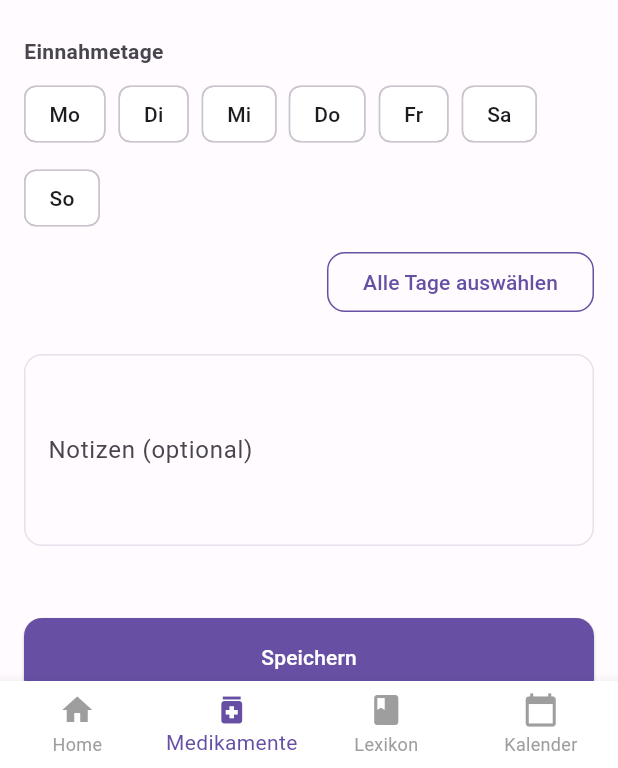
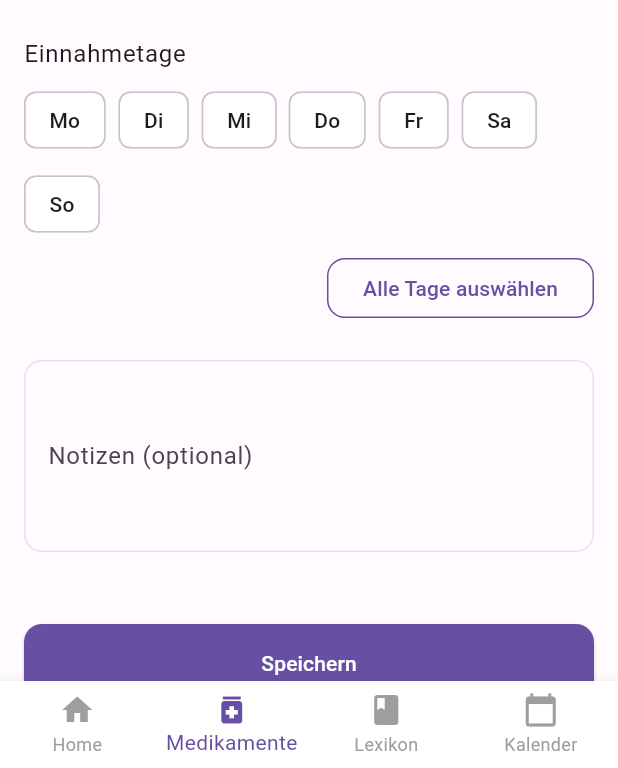
Before and after one commit to Otti02/pillpilot, a Flutter app: the MedicationsPage screen opened by its route, after a tap on the "add" icon, on a phone screen of 412 x 824 dp, the part 468-1236 px from its top. Run offline on Flutter 3.47's test engine with Material 3 defaults, Android fonts, the phone set to English and light mode, and no system bars; our stand-ins replace flutter_bloc, flutter_local_notifications, go_router, hive_flutter, timezone; accounts and stored records are empty.

Commit message:
avoid using hardcoded colors and font sizes

```diff
--- a/pillpilot/lib/pages/home_page.dart
+++ b/pillpilot/lib/pages/home_page.dart
@@ -238,7 +238,7 @@ class _HomePageState extends State<HomePage> {
                     padding: const EdgeInsets.all(AppTheme.defaultPadding),
                     child: Text(
                       state.error!,
-                      style: const TextStyle(color: Colors.red),
+                      style: TextStyle(color: AppTheme.red),
                     ),
                   ),
               ],
--- a/pillpilot/lib/pages/medication_edit_page.dart
+++ b/pillpilot/lib/pages/medication_edit_page.dart
@@ -103,7 +103,7 @@ class _MedicationEditPageState extends State<MedicationEditPage> {
 
   void _showError(String message) {
     ScaffoldMessenger.of(context).showSnackBar(
-      SnackBar(content: Text(message), backgroundColor: Colors.red),
+      SnackBar(content: Text(message), backgroundColor: AppTheme.red),
     );
   }
 
@@ -149,7 +149,7 @@ class _MedicationEditPageState extends State<MedicationEditPage> {
     return Column(
       crossAxisAlignment: CrossAxisAlignment.start,
       children: [
-        const Text('Einnahmetage', style: TextStyle(fontWeight: FontWeight.bold)),
+        Text('Einnahmetage', style: Theme.of(context).textTheme.bodyLarge),
         const SizedBox(height: AppTheme.smallPadding),
         Wrap(
           spacing: AppTheme.smallPadding,
@@ -169,8 +169,8 @@ class _MedicationEditPageState extends State<MedicationEditPage> {
                 });
               },
               selectedColor: AppTheme.primaryColor,
-              checkmarkColor: Colors.white,
-              labelStyle: TextStyle(color: isSelected ? Colors.white : AppTheme.primaryTextColor),
+              checkmarkColor: AppTheme.white,
+              labelStyle: TextStyle(color: isSelected ? AppTheme.white : AppTheme.primaryTextColor),
             );
           }).toList(),
         ),
@@ -186,7 +186,7 @@ class _MedicationEditPageState extends State<MedicationEditPage> {
       backgroundColor: AppTheme.backgroundColor,
       appBar: AppBar(
         title: Text(isEditing ? AppStrings.medikamentBearbeiten : AppStrings.neuesMedikament),
-        backgroundColor: Colors.transparent,
+        backgroundColor: AppTheme.transparent,
         elevation: 0,
       ),
       body: _isLoading
--- a/pillpilot/lib/pages/medications_page.dart
+++ b/pillpilot/lib/pages/medications_page.dart
@@ -62,7 +62,7 @@ class MedicationsPage extends StatelessWidget {
               Expanded(
                 child: CustomButton(
                   text: 'Löschen',
-                  color: Colors.red,
+                  color: AppTheme.red,
                   onPressed: () async {
                     final medicationName = medication.name;
                     Navigator.of(dialogContext).pop();
@@ -96,9 +96,9 @@ class MedicationsPage extends StatelessWidget {
               child: Column(
                 crossAxisAlignment: CrossAxisAlignment.start,
                 children: [
-                  Text(_getCurrentTime(), style: const TextStyle(fontSize: 24, fontWeight: FontWeight.bold)),
-                  Text(AppStrings.deineMedikamente, style: const TextStyle(fontSize: 18, fontWeight: FontWeight.w600)),
-                  Text('Übersicht aller Medikamente', style: TextStyle(fontSize: 14, color: AppTheme.secondaryTextColor)),
+                  Text(_getCurrentTime(), style: TextStyle(fontSize: AppTheme.mainTitleFontSize, fontWeight: FontWeight.bold)),
+                  Text(AppStrings.deineMedikamente, style: TextStyle(fontSize: AppTheme.sectionTitleFontSize, fontWeight: FontWeight.w600)),
+                  Text('Übersicht aller Medikamente', style: TextStyle(fontSize: AppTheme.subtitleFontSize, color: AppTheme.secondaryTextColor)),
                 ],
               ),
             ),
@@ -110,7 +110,7 @@ class MedicationsPage extends StatelessWidget {
                   }
 
                   if (model.medications.isEmpty) {
-                    return Center(child: Text('Keine Medikamente vorhanden', style: TextStyle(fontSize: 16, color: AppTheme.secondaryTextColor)));
+                    return Center(child: Text('Keine Medikamente vorhanden', style: TextStyle(fontSize: AppTheme.subtitleFontSize, color: AppTheme.secondaryTextColor)));
                   }
 
                   return ListView.builder(
@@ -121,7 +121,7 @@ class MedicationsPage extends StatelessWidget {
                         medication: medication,
                         onTap: () => _navigateToEditMedication(context, medication),
                         trailingWidget: IconButton(
-                          icon: const Icon(Icons.delete, color: Colors.red),
+                          icon: const Icon(Icons.delete, color: AppTheme.red),
                           onPressed: () => _deleteMedication(context, medication),
                         ),
                       );
--- a/pillpilot/lib/theme/app_theme.dart
+++ b/pillpilot/lib/theme/app_theme.dart
@@ -53,6 +53,10 @@ class AppTheme {
   static const double spreadRadius = 1.0;
   static const Offset defaultShadowOffset = Offset(0, 2);
   static const int daysInWeek = 7;
+
+  static const Color white = Colors.white;
+  static const Color red = Colors.red;
+  static const Color transparent = Colors.transparent;
 
   static const Map<int, String> weekdays = {
     1: 'Mo',
```
Also changed, not shown: pillpilot/lib/pages/lexicon_page.dart (+6 -6 lines).
